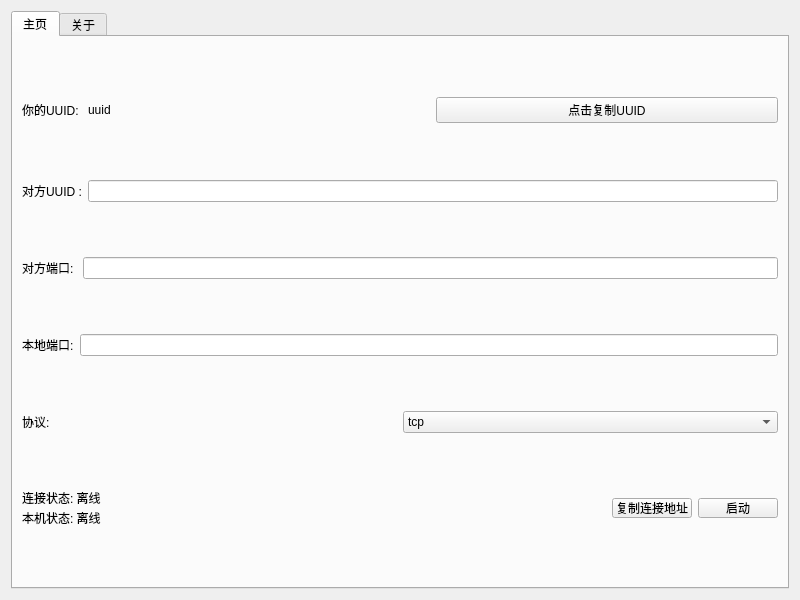
Before: the Qt Designer form widget.ui in XinyuCraft/ShitOnline, drawn with Qt 5.
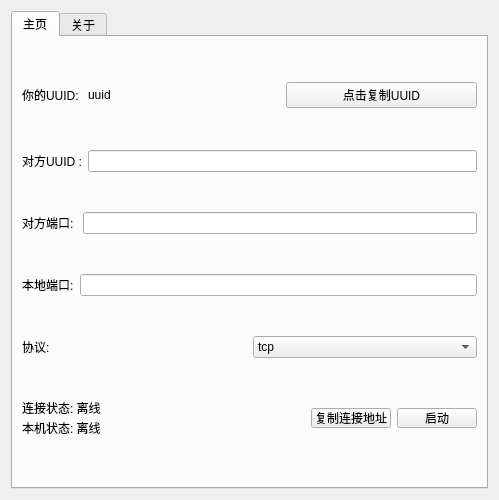
After: the same form once the commit is applied. The open tabs and pages were chosen to show the change.

What changed in the file:
```diff
--- a/widget.ui
+++ b/widget.ui
@@ -6,8 +6,8 @@
    <rect>
     <x>0</x>
     <y>0</y>
-    <width>800</width>
-    <height>600</height>
+    <width>400</width>
+    <height>500</height>
    </rect>
   </property>
   <property name="windowTitle">
```
Left out of the diff: 2 changed lines with no effect on the pictures.
